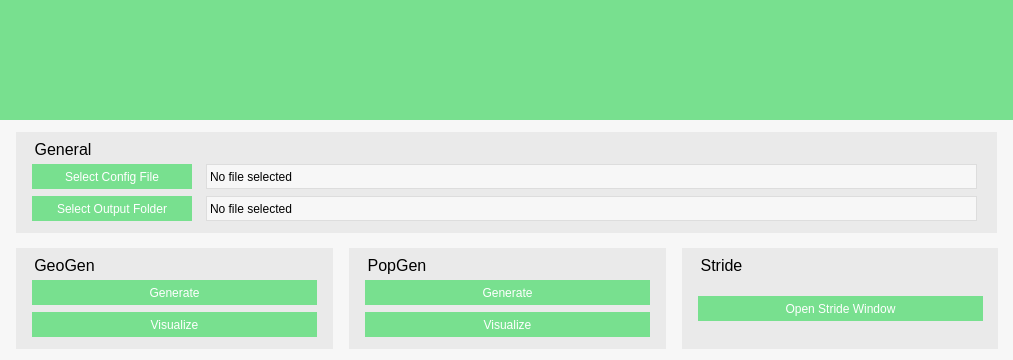
Above: main/cpp/ui/mainwindow.ui from svissers/peryite before the change. Below: the same form after it.
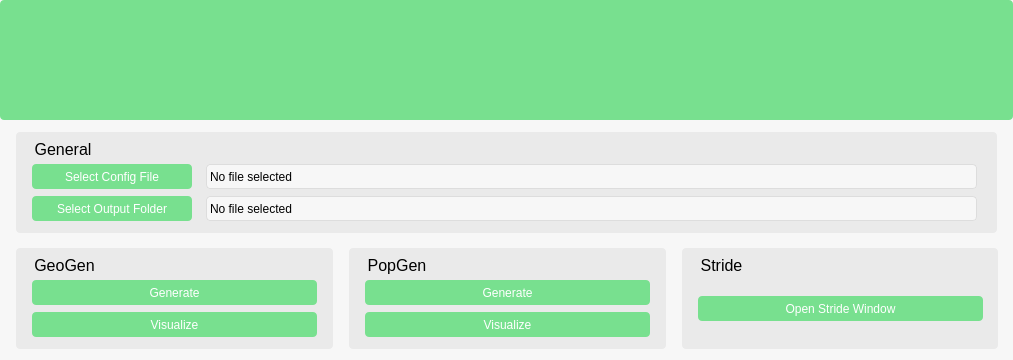
That is the form after the change.

Commit message: Widget and image smoothing

Patch:
```diff
--- a/main/cpp/ui/mainwindow.ui
+++ b/main/cpp/ui/mainwindow.ui
@@ -33,12 +33,14 @@
  	background-color: #f7f7f7;
  	color: black;
   	border: 1px solid #dddddd;
+	border-radius: 4px;
 }
 
 QPushButton {
 	background-color: #78e08f;
 	color: white;
 	border: none;
+	border-radius: 4px;
 }
 
 QPushButton:hover {
@@ -50,6 +52,7 @@
 	background-color: #eaeaea;
 	font-size: 16px;
 	text-align: center;
+	border-radius: 4px;
 }
 
 QGroupBox:title {
```
The commit also changes 2 other files.
